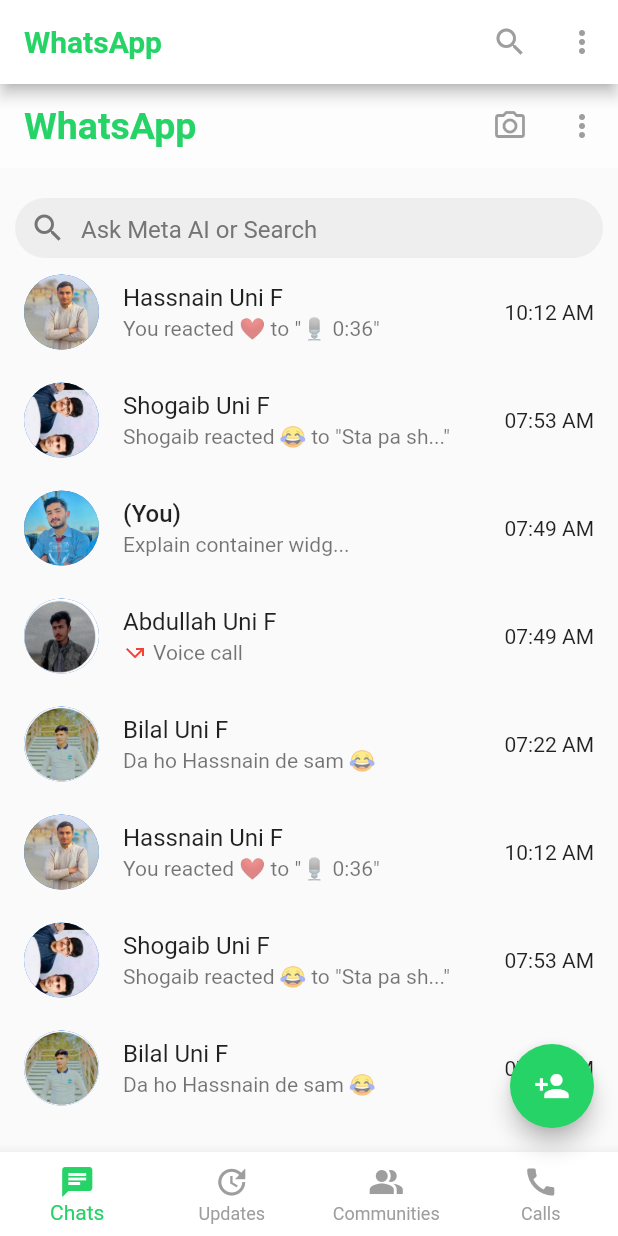
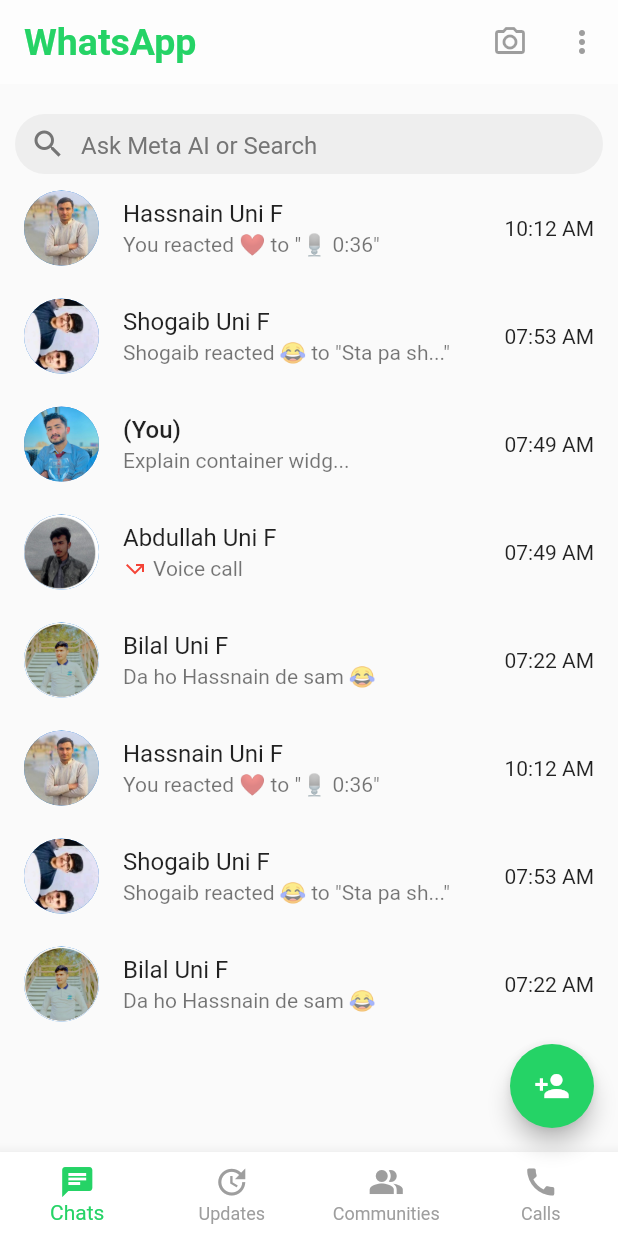
Before and after one commit to deyanzcoding/Whatsapp-Clone, a Flutter app: the screen it shows after launch, on a phone screen of 412 x 824 dp. Run offline on Flutter 3.47's test engine with Material 3 defaults, Android fonts, the phone set to English and light mode, and no system bars; our stand-ins replace country_code_picker, image_picker, pin_code_fields.

Commit message:
Update home_screen.dart

```diff
--- a/lib/Screens/Home/home_screen.dart
+++ b/lib/Screens/Home/home_screen.dart
@@ -18,35 +18,6 @@ class _HomeScreenState extends State<HomeScreen> {
   @override
   Widget build(BuildContext context) {
     return Scaffold(
-      appBar: AppBar(
-        automaticallyImplyLeading: false,
-        title: Text(
-          'WhatsApp',
-          style: TextStyle(
-            fontWeight: FontWeight.w700,
-            color: Color(0xff25d366),
-          ),
-        ),
-        backgroundColor: Colors.white,
-        bottomOpacity: 0,
-        actions: [
-          IconButton(
-            icon: Icon(Icons.search, color: Colors.grey),
-            onPressed: () {
-              // Implement search functionality
-            },
-          ),
-          PopupMenuButton(
-            icon: Icon(Icons.more_vert, color: Colors.grey),
-            itemBuilder: (context) => [
-              PopupMenuItem(child: Text('New group')),
-              PopupMenuItem(child: Text('Settings')),
-              PopupMenuItem(child: Text('Log out')),
-            ],
-          ),
-        ],
-      ),
-
       body: IndexedStack(
         index: _currentIndex,
         children: const [
```
